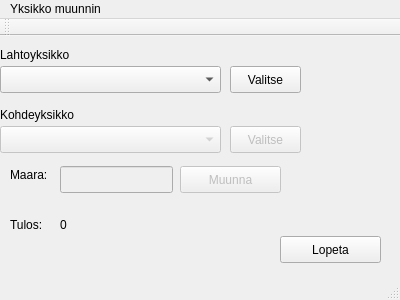
First picture: the form in palautus-05/paaikkuna.ui, repository WT26/schoolwork, before the edit.
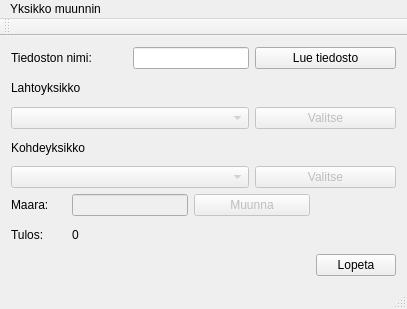
Second picture: the form after the edit.

Commit message: Tiedoston luku funktio toimii nyt useasti ja oikein

Patch:
```diff
--- a/palautus-05/paaikkuna.ui
+++ b/palautus-05/paaikkuna.ui
@@ -6,196 +6,143 @@
    <rect>
     <x>0</x>
     <y>0</y>
-    <width>400</width>
-    <height>300</height>
+    <width>407</width>
+    <height>309</height>
    </rect>
   </property>
   <property name="windowTitle">
    <string>Paaikkuna</string>
   </property>
   <widget class="QWidget" name="centralWidget">
-   <widget class="QLineEdit" name="muutettava_yksikko">
-    <property name="enabled">
-     <bool>false</bool>
-    </property>
-    <property name="geometry">
-     <rect>
-      <x>60</x>
-      <y>130</y>
-      <width>113</width>
-      <height>27</height>
-     </rect>
-    </property>
-    <property name="readOnly">
-     <bool>false</bool>
-    </property>
-   </widget>
-   <widget class="QPushButton" name="lopeta_button">
-    <property name="geometry">
-     <rect>
-      <x>280</x>
-      <y>200</y>
-      <width>101</width>
-      <height>27</height>
-     </rect>
-    </property>
-    <property name="text">
-     <string>Lopeta</string>
-    </property>
-   </widget>
-   <widget class="QPushButton" name="muunna_button">
-    <property name="enabled">
-     <bool>false</bool>
-    </property>
-    <property name="geometry">
-     <rect>
-      <x>180</x>
-      <y>130</y>
-      <width>101</width>
-      <height>27</height>
-     </rect>
-    </property>
-    <property name="text">
-     <string>Muunna</string>
-    </property>
-   </widget>
-   <widget class="QLabel" name="lahto_label">
-    <property name="geometry">
-     <rect>
-      <x>0</x>
-      <y>10</y>
-      <width>101</width>
-      <height>17</height>
-     </rect>
-    </property>
-    <property name="text">
-     <string>Lahtoyksikko</string>
-    </property>
-   </widget>
-   <widget class="QLabel" name="kohde_label">
-    <property name="geometry">
-     <rect>
-      <x>0</x>
-      <y>70</y>
-      <width>101</width>
-      <height>17</height>
-     </rect>
-    </property>
-    <property name="text">
-     <string>Kohdeyksikko</string>
-    </property>
-   </widget>
-   <widget class="QComboBox" name="muutettavat_dropdown">
-    <property name="geometry">
-     <rect>
-      <x>0</x>
-      <y>30</y>
-      <width>221</width>
-      <height>27</height>
-     </rect>
-    </property>
-   </widget>
-   <widget class="QComboBox" name="kohdeyksikot_dropdown">
-    <property name="enabled">
-     <bool>false</bool>
-    </property>
-    <property name="geometry">
-     <rect>
-      <x>0</x>
-      <y>90</y>
-      <width>221</width>
-      <height>27</height>
-     </rect>
-    </property>
-   </widget>
-   <widget class="QLabel" name="tulos_label">
-    <property name="geometry">
-     <rect>
-      <x>10</x>
-      <y>180</y>
-      <width>41</width>
-      <height>17</height>
-     </rect>
-    </property>
-    <property name="text">
-     <string>Tulos:</string>
-    </property>
-   </widget>
-   <widget class="QPushButton" name="valitse_lahto">
-    <property name="geometry">
-     <rect>
-      <x>230</x>
-      <y>30</y>
-      <width>71</width>
-      <height>27</height>
-     </rect>
-    </property>
-    <property name="text">
-     <string>Valitse</string>
-    </property>
-   </widget>
-   <widget class="QPushButton" name="valitse_kohde">
-    <property name="enabled">
-     <bool>false</bool>
-    </property>
-    <property name="geometry">
-     <rect>
-      <x>230</x>
-      <y>90</y>
-      <width>71</width>
-      <height>27</height>
-     </rect>
-    </property>
-    <property name="text">
-     <string>Valitse</string>
-    </property>
-   </widget>
-   <widget class="QLabel" name="maara_label">
-    <property name="geometry">
-     <rect>
-      <x>10</x>
-      <y>130</y>
-      <width>72</width>
-      <height>17</height>
-     </rect>
-    </property>
-    <property name="text">
-     <string>Maara:</string>
-    </property>
-   </widget>
-   <widget class="QLabel" name="tulos_maara_label">
-    <property name="geometry">
-     <rect>
-      <x>60</x>
-      <y>180</y>
-      <width>211</width>
-      <height>17</height>
-     </rect>
-    </property>
-    <property name="text">
-     <string>0</string>
-    </property>
-   </widget>
-   <widget class="QLabel" name="haku_label">
-    <property name="geometry">
-     <rect>
-      <x>100</x>
-      <y>10</y>
-      <width>291</width>
-      <height>17</height>
-     </rect>
-    </property>
-    <property name="text">
-     <string/>
-    </property>
-   </widget>
+   <layout class="QGridLayout" name="gridLayout">
+    <item row="6" column="3" colspan="2">
+     <widget class="QPushButton" name="muunna_button">
+      <property name="enabled">
+       <bool>false</bool>
+      </property>
+      <property name="text">
+       <string>Muunna</string>
+      </property>
+     </widget>
+    </item>
+    <item row="7" column="0">
+     <widget class="QLabel" name="tulos_label">
+      <property name="text">
+       <string>Tulos:</string>
+      </property>
+     </widget>
+    </item>
+    <item row="7" column="1" colspan="4">
+     <widget class="QLabel" name="tulos_maara_label">
+      <property name="text">
+       <string>0</string>
+      </property>
+     </widget>
+    </item>
+    <item row="8" column="5">
+     <widget class="QPushButton" name="lopeta_button">
+      <property name="text">
+       <string>Lopeta</string>
+      </property>
+     </widget>
+    </item>
+    <item row="3" column="0" colspan="4">
+     <widget class="QComboBox" name="muutettavat_dropdown">
+      <property name="enabled">
+       <bool>false</bool>
+      </property>
+     </widget>
+    </item>
+    <item row="2" column="2" colspan="4">
+     <widget class="QLabel" name="haku_label">
+      <property name="text">
+       <string/>
+      </property>
+     </widget>
+    </item>
+    <item row="5" column="4" colspan="2">
+     <widget class="QPushButton" name="valitse_kohde">
+      <property name="enabled">
+       <bool>false</bool>
+      </property>
+      <property name="text">
+       <string>Valitse</string>
+      </property>
+     </widget>
+    </item>
+    <item row="6" column="0">
+     <widget class="QLabel" name="maara_label">
+      <property name="text">
+       <string>Maara:</string>
+      </property>
+     </widget>
+    </item>
+    <item row="3" column="4" colspan="2">
+     <widget class="QPushButton" name="valitse_lahto">
+      <property name="enabled">
+       <bool>false</bool>
+      </property>
+      <property name="text">
+       <string>Valitse</string>
+      </property>
+     </widget>
+    </item>
+    <item row="4" column="0" colspan="2">
+     <widget class="QLabel" name="kohde_label">
+      <property name="text">
+       <string>Kohdeyksikko</string>
+      </property>
+     </widget>
+    </item>
+    <item row="6" column="1" colspan="2">
+     <widget class="QLineEdit" name="muutettava_yksikko">
+      <property name="enabled">
+       <bool>false</bool>
+      </property>
+      <property name="readOnly">
+       <bool>false</bool>
+      </property>
+     </widget>
+    </item>
+    <item row="5" column="0" colspan="4">
+     <widget class="QComboBox" name="kohdeyksikot_dropdown">
+      <property name="enabled">
+       <bool>false</bool>
+      </property>
+     </widget>
+    </item>
+    <item row="2" column="0" colspan="2">
+     <widget class="QLabel" name="lahto_label">
+      <property name="text">
+       <string>Lahtoyksikko</string>
+      </property>
+     </widget>
+    </item>
+    <item row="0" column="0" colspan="2">
+     <widget class="QLabel" name="tiedoston_nimi_label">
+      <property name="text">
+       <string>Tiedoston nimi:</string>
+      </property>
+     </widget>
+    </item>
+    <item row="0" column="2" colspan="2">
+     <widget class="QLineEdit" name="tiedosto_kentta"/>
+    </item>
+    <item row="0" column="4" colspan="2">
+     <widget class="QPushButton" name="lue_button">
+      <property name="text">
+       <string>Lue tiedosto</string>
+      </property>
+     </widget>
+    </item>
+   </layout>
   </widget>
   <widget class="QMenuBar" name="menuBar">
    <property name="geometry">
     <rect>
      <x>0</x>
      <y>0</y>
-     <width>400</width>
+     <width>407</width>
      <height>25</height>
     </rect>
    </property>
```
The commit also changes 5 other files.
